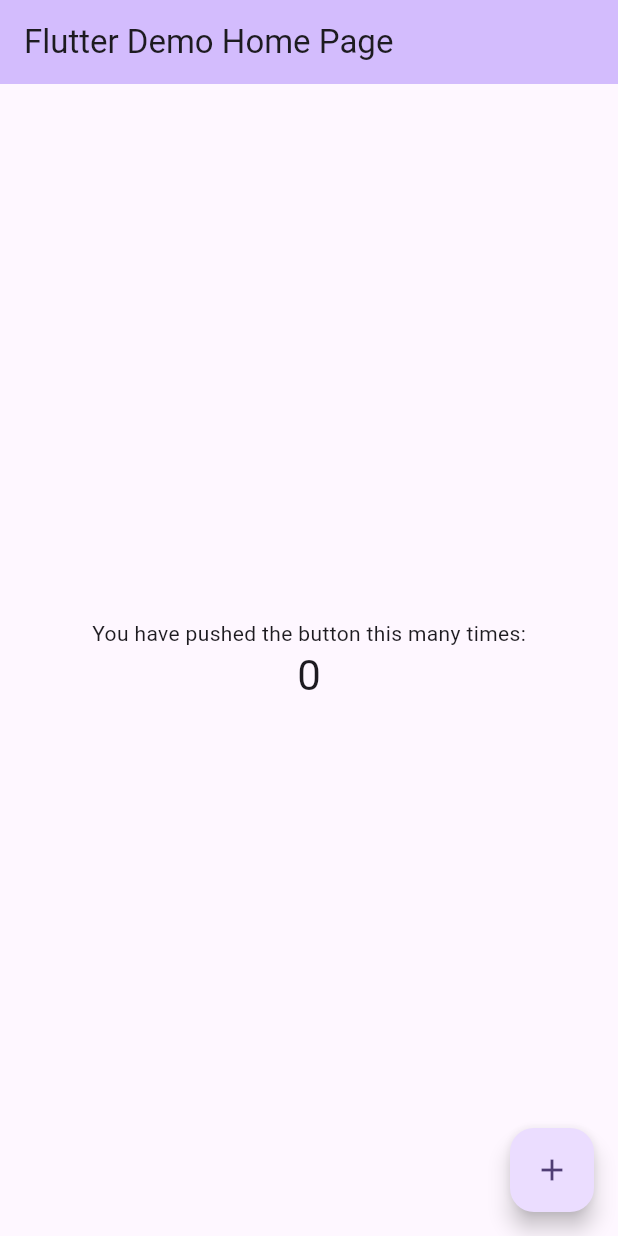
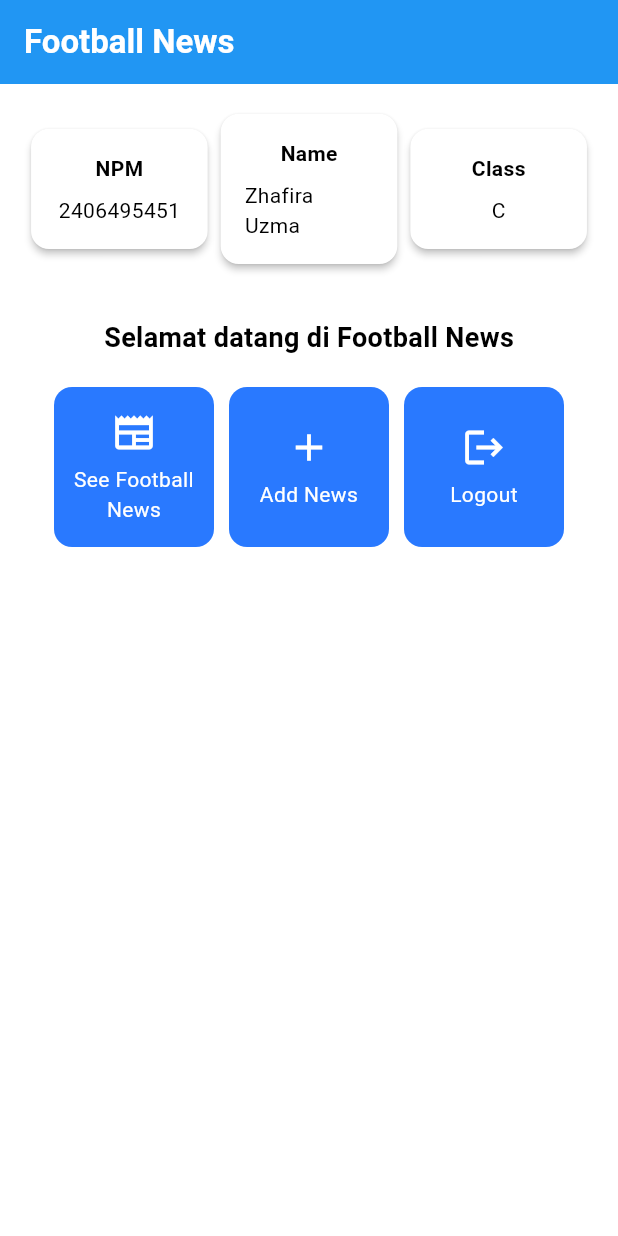
Before and after one commit to ruzzy13/football-news-mobile, a Flutter app: the screen it shows after launch, on a phone screen of 412 x 824 dp. Run offline on Flutter 3.47's test engine with Material 3 defaults, Android fonts, the phone set to English and light mode, and no system bars.

Commit message:
selesai tutorial 6

```diff
--- a/lib/main.dart
+++ b/lib/main.dart
@@ -1,4 +1,5 @@
 import 'package:flutter/material.dart';
+import 'package:football_news/menu.dart';
 
 void main() {
   runApp(const MyApp());
@@ -28,95 +29,11 @@ class MyApp extends StatelessWidget {
         //
         // This works for code too, not just values: Most code changes can be
         // tested with just a hot reload.
-        colorScheme: ColorScheme.fromSeed(seedColor: Colors.deepPurple),
+         colorScheme: ColorScheme.fromSwatch(primarySwatch: Colors.blue)
+        .copyWith(secondary: Colors.blueAccent[400]),
       ),
-      home: const MyHomePage(title: 'Flutter Demo Home Page'),
+
+      home: MyHomePage(),
     );
   }
 }
-
-class MyHomePage extends StatefulWidget {
-  const MyHomePage({super.key, required this.title});
-
-  // This widget is the home page of your application. It is stateful, meaning
-  // that it has a State object (defined below) that contains fields that affect
-  // how it looks.
-
-  // This class is the configuration for the state. It holds the values (in this
-  // case the title) provided by the parent (in this case the App widget) and
-  // used by the build method of the State. Fields in a Widget subclass are
-  // always marked "final".
-
-  final String title;
-
-  @override
-  State<MyHomePage> createState() => _MyHomePageState();
-}
-
-class _MyHomePageState extends State<MyHomePage> {
-  int _counter = 0;
-
-  void _incrementCounter() {
-    setState(() {
-      // This call to setState tells the Flutter framework that something has
-      // changed in this State, which causes it to rerun the build method below
-      // so that the display can reflect the updated values. If we changed
-      // _counter without calling setState(), then the build method would not be
-      // called again, and so nothing would appear to happen.
-      _counter++;
-    });
-  }
-
-  @override
-  Widget build(BuildContext context) {
-    // This method is rerun every time setState is called, for instance as done
-    // by the _incrementCounter method above.
-    //
-    // The Flutter framework has been optimized to make rerunning build methods
-    // fast, so that you can just rebuild anything that needs updating rather
-    // than having to individually change instances of widgets.
-    return Scaffold(
-      appBar: AppBar(
-        // TRY THIS: Try changing the color here to a specific color (to
-        // Colors.amber, perhaps?) and trigger a hot reload to see the AppBar
-        // change color while the other colors stay the same.
-        backgroundColor: Theme.of(context).colorScheme.inversePrimary,
-        // Here we take the value from the MyHomePage object that was created by
-        // the App.build method, and use it to set our appbar title.
-        title: Text(widget.title),
-      ),
-      body: Center(
-        // Center is a layout widget. It takes a single child and positions it
-        // in the middle of the parent.
-        child: Column(
-          // Column is also a layout widget. It takes a list of children and
-          // arranges them vertically. By default, it sizes itself to fit its
-          // children horizontally, and tries to be as tall as its parent.
-          //
-          // Column has various properties to control how it sizes itself and
-          // how it positions its children. Here we use mainAxisAlignment to
-          // center the children vertically; the main axis here is the vertical
-          // axis because Columns are vertical (the cross axis would be
-          // horizontal).
-          //
-          // TRY THIS: Invoke "debug painting" (choose the "Toggle Debug Paint"
-          // action in the IDE, or press "p" in the console), to see the
-          // wireframe for each widget.
-          mainAxisAlignment: MainAxisAlignment.center,
-          children: <Widget>[
-            const Text('You have pushed the button this many times:'),
-            Text(
-              '$_counter',
-              style: Theme.of(context).textTheme.headlineMedium,
-            ),
-          ],
-        ),
-      ),
-      floatingActionButton: FloatingActionButton(
-        onPressed: _incrementCounter,
-        tooltip: 'Increment',
-        child: const Icon(Icons.add),
-      ), // This trailing comma makes auto-formatting nicer for build methods.
-    );
-  }
-}
--- /dev/null
+++ b/lib/menu.dart
@@ -0,0 +1,180 @@
+import 'package:flutter/material.dart';
+
+class MyHomePage extends StatelessWidget {
+  MyHomePage({super.key});
+
+  final String nama = "Zhafira Uzma";
+  final String npm = "2406495451";
+  final String kelas = "C";
+
+  final List<ItemHomepage> items = [
+    ItemHomepage("See Football News", Icons.newspaper),
+    ItemHomepage("Add News", Icons.add),
+    ItemHomepage("Logout", Icons.logout),
+  ];
+
+  @override
+  Widget build(BuildContext context) {
+    // Scaffold menyediakan struktur dasar halaman dengan AppBar dan body.
+    return Scaffold(
+      // AppBar adalah bagian atas halaman yang menampilkan judul.
+      appBar: AppBar(
+        // Judul aplikasi "Football News" dengan teks putih dan tebal.
+        title: const Text(
+          'Football News',
+          style: TextStyle(color: Colors.white, fontWeight: FontWeight.bold),
+        ),
+        // Warna latar belakang AppBar diambil dari skema warna tema aplikasi.
+        backgroundColor: Theme.of(context).colorScheme.primary,
+      ),
+      // Body halaman dengan padding di sekelilingnya.
+      body: Padding(
+        padding: const EdgeInsets.all(16.0),
+        // Menyusun widget secara vertikal dalam sebuah kolom.
+        child: Column(
+          crossAxisAlignment: CrossAxisAlignment.center,
+          children: [
+            // Row untuk menampilkan 3 InfoCard secara horizontal.
+            Row(
+              mainAxisAlignment: MainAxisAlignment.spaceEvenly,
+              children: [
+                InfoCard(title: 'NPM', content: npm),
+                InfoCard(title: 'Name', content: nama),
+                InfoCard(title: 'Class', content: kelas),
+              ],
+            ),
+
+            // Memberikan jarak vertikal 16 unit.
+            const SizedBox(height: 16.0),
+
+            // Menempatkan widget berikutnya di tengah halaman.
+            Center(
+              child: Column(
+                // Menyusun teks dan grid item secara vertikal.
+                children: [
+                  // Menampilkan teks sambutan dengan gaya tebal dan ukuran 18.
+                  const Padding(
+                    padding: EdgeInsets.only(top: 16.0),
+                    child: Text(
+                      'Selamat datang di Football News',
+                      style: TextStyle(
+                        fontWeight: FontWeight.bold,
+                        fontSize: 18.0,
+                      ),
+                    ),
+                  ),
+
+                  // Grid untuk menampilkan ItemCard dalam bentuk grid 3 kolom.
+                  GridView.count(
+                    primary: true,
+                    padding: const EdgeInsets.all(20),
+                    crossAxisSpacing: 10,
+                    mainAxisSpacing: 10,
+                    crossAxisCount: 3,
+                    // Agar grid menyesuaikan tinggi kontennya.
+                    shrinkWrap: true,
+
+                    // Menampilkan ItemCard untuk setiap item dalam list items.
+                    children: items.map((ItemHomepage item) {
+                      return ItemCard(item);
+                    }).toList(),
+                  ),
+                ],
+              ),
+            ),
+          ],
+        ),
+      ),
+    );
+  }
+}
+
+class InfoCard extends StatelessWidget {
+  // Kartu informasi yang menampilkan title dan content.
+
+  final String title; // Judul kartu.
+  final String content; // Isi kartu.
+
+  const InfoCard({super.key, required this.title, required this.content});
+
+  @override
+  Widget build(BuildContext context) {
+    return Card(
+      // Membuat kotak kartu dengan bayangan dibawahnya.
+      elevation: 2.0,
+      child: Container(
+        // Mengatur ukuran dan jarak di dalam kartu.
+        width:
+            MediaQuery.of(context).size.width /
+            3.5, // menyesuaikan dengan lebar device yang digunakan.
+        padding: const EdgeInsets.all(16.0),
+        // Menyusun title dan content secara vertikal.
+        child: Column(
+          children: [
+            Text(title, style: const TextStyle(fontWeight: FontWeight.bold)),
+            const SizedBox(height: 8.0),
+            Text(content),
+          ],
+        ),
+      ),
+    );
+  }
+}
+
+class ItemHomepage {
+  final String name;
+  final IconData icon;
+
+  ItemHomepage(this.name, this.icon);
+}
+
+class ItemCard extends StatelessWidget {
+  // Menampilkan kartu dengan ikon dan nama.
+
+  final ItemHomepage item;
+
+  const ItemCard(this.item, {super.key});
+
+  @override
+  Widget build(BuildContext context) {
+    return Material(
+      // Menentukan warna latar belakang dari tema aplikasi.
+      color: Theme.of(context).colorScheme.secondary,
+      // Membuat sudut kartu melengkung.
+      borderRadius: BorderRadius.circular(12),
+
+      child: InkWell(
+        // Aksi ketika kartu ditekan.
+        onTap: () {
+          // Menampilkan pesan SnackBar saat kartu ditekan.
+          ScaffoldMessenger.of(context)
+            ..hideCurrentSnackBar()
+            ..showSnackBar(
+              SnackBar(
+                content: Text("Kamu telah menekan tombol ${item.name}!"),
+              ),
+            );
+        },
+        // Container untuk menyimpan Icon dan Text
+        child: Container(
+          padding: const EdgeInsets.all(8),
+          child: Center(
+            child: Column(
+              // Menyusun ikon dan teks di tengah kartu.
+              mainAxisAlignment: MainAxisAlignment.center,
+              children: [
+                Icon(item.icon, color: Colors.white, size: 30.0),
+                const Padding(padding: EdgeInsets.all(3)),
+                Text(
+                  item.name,
+                  textAlign: TextAlign.center,
+                  style: const TextStyle(color: Colors.white),
+                ),
+              ],
+            ),
+          ),
+        ),
+      ),
+    );
+  }
+}
```
